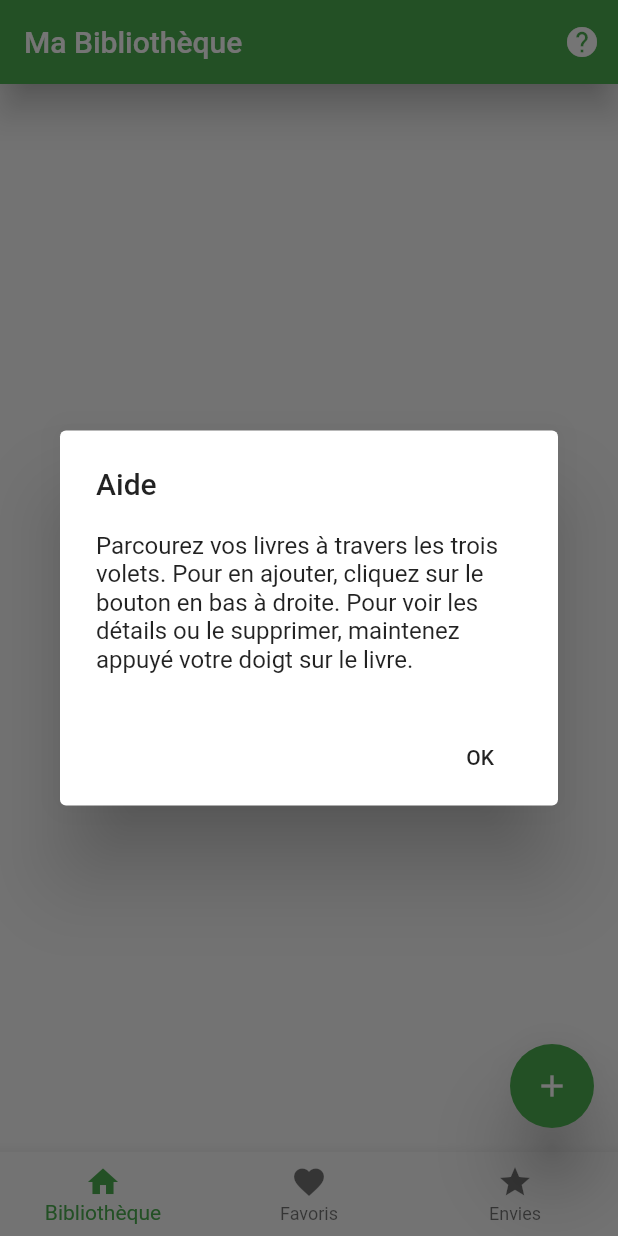
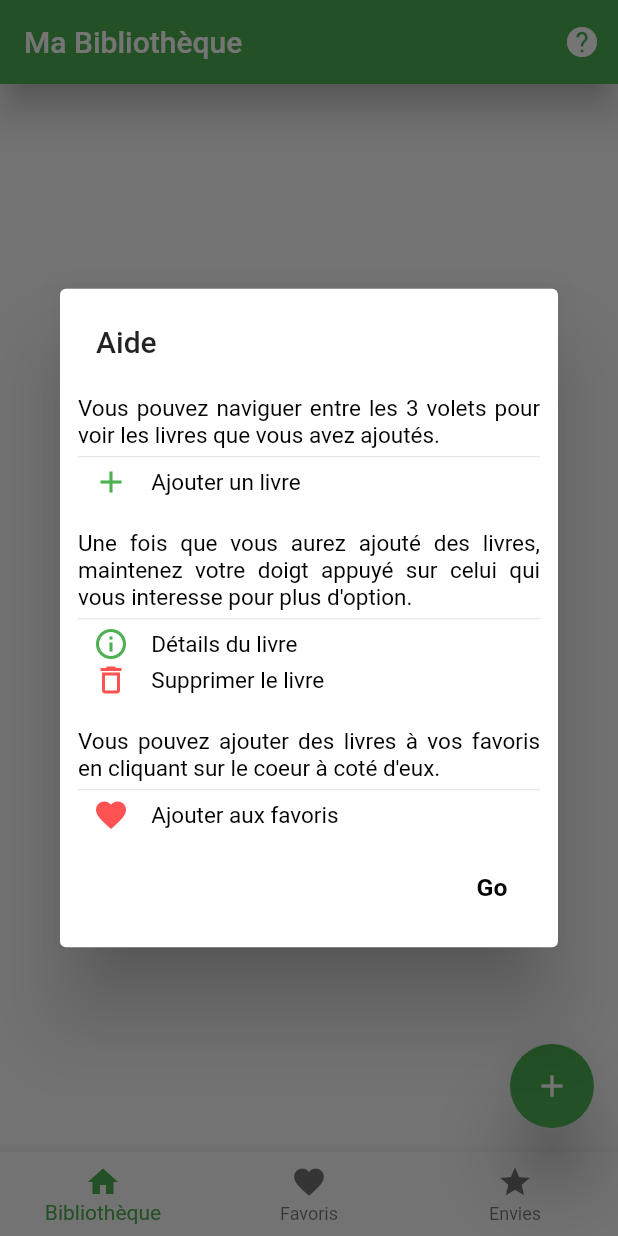
Before and after one commit to ValJoly/bar_code_scanner, a Flutter app: the screen it shows after launch, on a phone screen of 412 x 824 dp. Run offline on Flutter 3.47's test engine with Material 2 defaults, Android fonts, the phone set to English and light mode, and no system bars; our stand-ins replace focused_menu, yaml; missing offline and left inert: flutter_barcode_scanner.

Commit message:
help améliorer et declenchement à l'init

```diff
--- a/lib/barcodescanner.dart
+++ b/lib/barcodescanner.dart
@@ -23,11 +23,14 @@ class BarCodeScanner extends StatefulWidget {
 class _BarCodeScannerState extends State<BarCodeScanner> {
   String _scanBarcode = 'Unknown';
 
+  // ne plus afficher
+  bool nePlusAfficher = false;
+
   // volet selectioné parmis les 3
   int selectedIndex = 0;
 
   // nombre de favoris
-  int nbrFavoris = 1;
+  int nbrFavoris;
 
   // liste des livres
   List<DataLivre> listDataLivre =[];
@@ -38,9 +41,10 @@ class _BarCodeScannerState extends State<BarCodeScanner> {
   void initState(){
     super.initState();
     WidgetsBinding.instance.addPostFrameCallback((_){
-      getHelp();
+      getHelp2();
     });
   }
+
 
 
   startBarcodeScanStream() async {
@@ -84,39 +88,65 @@ class _BarCodeScannerState extends State<BarCodeScanner> {
 
   }
 
-
-  Future<Null> getHelp() async{
+  Future<Null> getHelp2() async{
     return showDialog(
         context: context,
         barrierDismissible: false,
         builder: (BuildContext context) {
-          return new AlertDialog(
+          return new SimpleDialog(
             title: new Text("Aide"),
-            content: new Text("Parcourez vos livres à travers les trois volets. Pour en ajouter, cliquez sur le bouton en bas à droite. Pour voir les détails ou le supprimer, maintenez appuyé votre doigt sur le livre."),
-            actions: <Widget> [
-              new FlatButton(
-                  onPressed: (){
-                    Navigator.pop(context);
-                  },
-                  child: new Text("OK")
+            children: [
+              new Container(
+                padding: EdgeInsets.all(12.0),
+                child: new Column(
+                  children: [
+                    new TextePerso("Vous pouvez naviguer entre les 3 volets pour voir les livres que vous avez ajoutés.", textAlign: TextAlign.justify,),
+                    new Divider(height: 10),
+                    new Row(children: [ new Container(width: 10.0,),new Icon(Icons.add, color: Colors.green,), new TextePerso("    Ajouter un livre")],),
+                    new Container(height: 20.0,),
+                    new TextePerso("Une fois que vous aurez ajouté des livres, maintenez votre doigt appuyé sur celui qui vous interesse pour plus d'option.", textAlign: TextAlign.justify,),
+                    new Divider(height: 10),
+                    new Row(children: [ new Container(width: 10.0,),new Icon(Icons.info_outline, color: Colors.green,), new TextePerso("    Détails du livre")],),
+                    new Row(children: [ new Container(width: 10.0,),new Icon(Icons.delete_outline, color: Colors.redAccent,), new TextePerso("    Supprimer le livre")],),
+                    new Container(height: 20.0,),
+                    new TextePerso("Vous pouvez ajouter des livres à vos favoris en cliquant sur le coeur à coté d'eux.", textAlign: TextAlign.justify,),
+                    new Divider(height: 10),
+                    new Row(children: [ new Container(width: 10.0,),new Icon(Icons.favorite, color: Colors.redAccent,), new TextePerso("    Ajouter aux favoris")],),
+                  ],
+                ),
               ),
+              new Row(
+                mainAxisAlignment: MainAxisAlignment.spaceBetween,
+                children: [
+                  new Container(),
+                  new FlatButton(
+                      onPressed: (){
+                        Navigator.pop(context);
+                      },
+                      child: new TextePerso("Go", textScaleFactor: 1.1, fontWeight: FontWeight.bold,)
+                  ),
+                ],
+              )
             ],
           );
         }
     );
   }
 
-  void ajouterFavori(){
-   setState(() {
-     print("ajouter favori");
-   });
-  }
 
 
   @override
   Widget build(BuildContext context) {
 
     print("Début build barcodeScanner");
+
+    // a chaque début du build on doit recompter le nombre de favoris pour donner la longueur de cette liste au listeView du volet favori
+    this.nbrFavoris = 0;
+    for( int i = 0; i < this.listDataLivre.length; i++){
+      if(this.listDataLivre[i].data_favori){
+        this.nbrFavoris++;
+      }
+    }
 
     // listes des widgets de la bottomBar
     List<Widget> widgetList = <Widget>[
@@ -143,6 +173,9 @@ class _BarCodeScannerState extends State<BarCodeScanner> {
                       title: new Text("Supprimer"),
                       onPressed: (){
                         setState(() {
+                          if(listDataLivre[index].data_favori){
+                            nbrFavoris --;
+                          }
                           listDataLivre.removeAt(index);
                           listCardLivre.removeAt(index);
                         });
@@ -158,9 +191,9 @@ class _BarCodeScannerState extends State<BarCodeScanner> {
       ),
       new Container(
         padding: EdgeInsets.all(MediaQuery.of(context).size.width * 0.05),
-        child: listCardLivre.isEmpty ? new Center(child: new TextePerso("Aucun favoris n'a été ajouté pour le moment", textScaleFactor: 1.6, textAlign: TextAlign.center,),): new Center(
+        child: this.nbrFavoris == 0 ? new Center(child: new TextePerso("Aucun favoris n'a été ajouté pour le moment", textScaleFactor: 1.6, textAlign: TextAlign.center,),): new Center(
             child: ListView.builder(
-              itemCount: listCardLivre.length,
+              itemCount: this.nbrFavoris,
               itemBuilder: (context, index){
                 return new FocusedMenuHolder(
                   menuItemExtent: 60.0,
@@ -181,6 +214,7 @@ class _BarCodeScannerState extends State<BarCodeScanner> {
                         setState(() {
                           listDataLivre.removeAt(index);
                           listCardLivre.removeAt(index);
+                          nbrFavoris --;
                         });
                       },
                       trailingIcon: new Icon(Icons.delete_outline, color: Colors.red,),
@@ -230,7 +264,7 @@ class _BarCodeScannerState extends State<BarCodeScanner> {
               title: const Text('Ma Bibliothèque'),
               elevation: 10,
               actions: [
-                new IconButton(icon: new Icon(Icons.help), onPressed: getHelp),
+                new IconButton(icon: new Icon(Icons.help), onPressed: getHelp2),
               ],
             ),
             floatingActionButtonLocation: FloatingActionButtonLocation.endFloat, // pourquoi pas changer sa position
```
